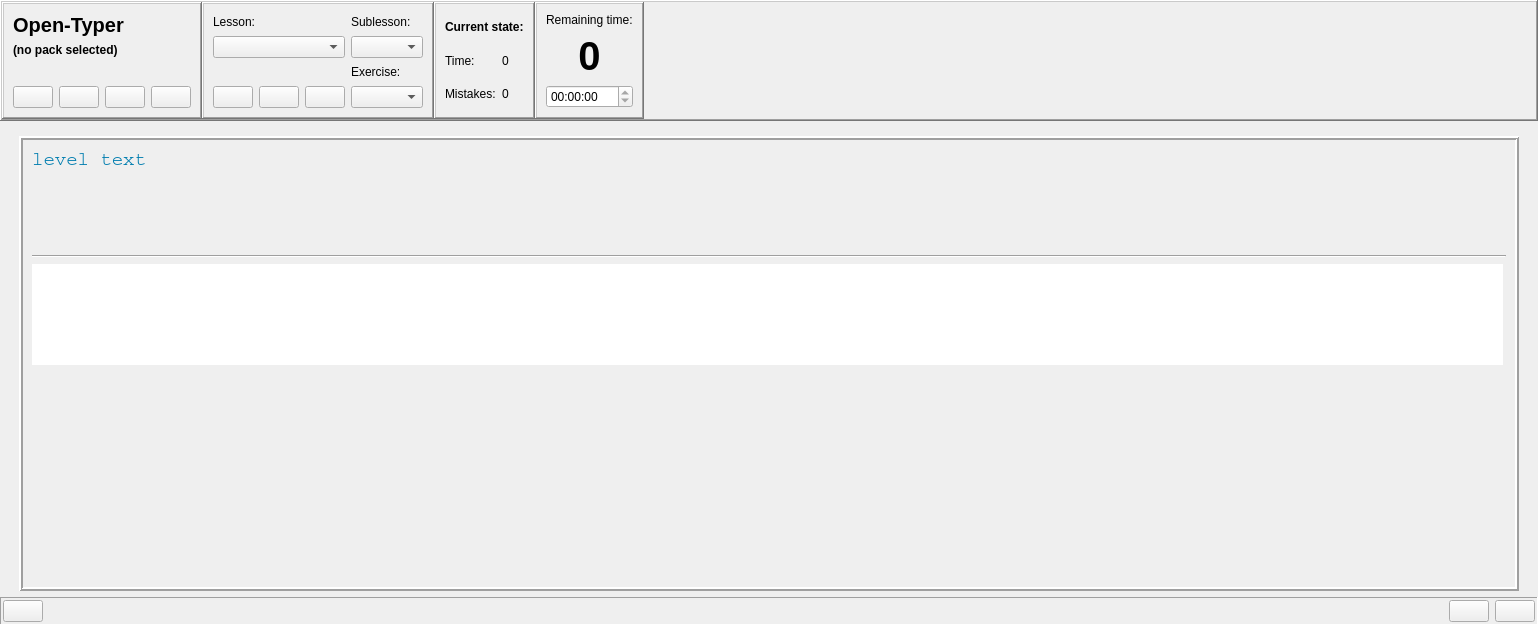
Open-Typer/Open-Typer, file ui/opentyper.ui: the form before one commit.
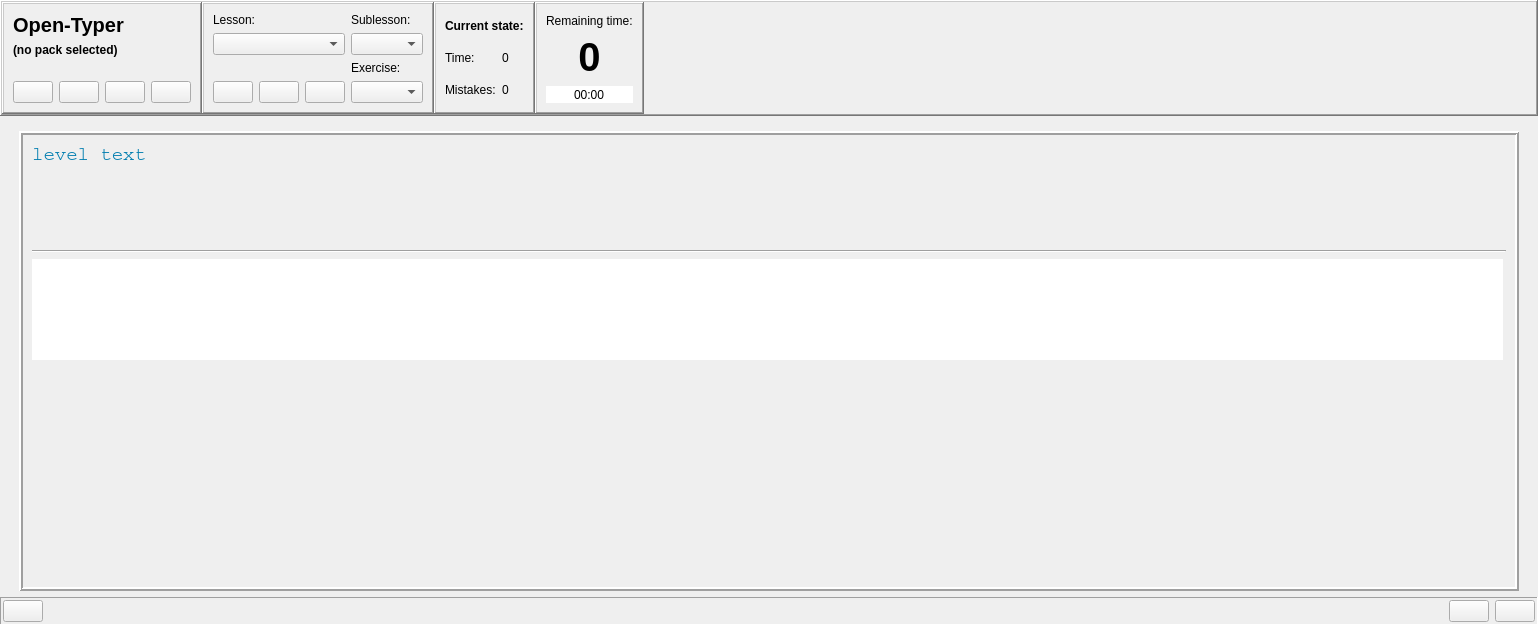
The form after the commit. Icons and pictures are not drawn. Custom widgets are drawn as their Qt base class.

Commit message: ui: opentyper: Adjust timedExTime

What changed in the file:
```diff
--- a/ui/opentyper.ui
+++ b/ui/opentyper.ui
@@ -648,9 +648,24 @@
                <layout class="QGridLayout" name="gridLayout_6">
                 <item row="2" column="0" alignment="Qt::AlignBottom">
                  <widget class="QTimeEdit" name="timedExTime">
+                  <property name="frame">
+                   <bool>false</bool>
+                  </property>
+                  <property name="alignment">
+                   <set>Qt::AlignCenter</set>
+                  </property>
                   <property name="readOnly">
                    <bool>true</bool>
                   </property>
+                  <property name="buttonSymbols">
+                   <enum>QAbstractSpinBox::NoButtons</enum>
+                  </property>
+                  <property name="keyboardTracking">
+                   <bool>false</bool>
+                  </property>
+                  <property name="displayFormat">
+                   <string>mm:ss</string>
+                  </property>
                  </widget>
                 </item>
                 <item row="0" column="0" alignment="Qt::AlignBottom">
```
